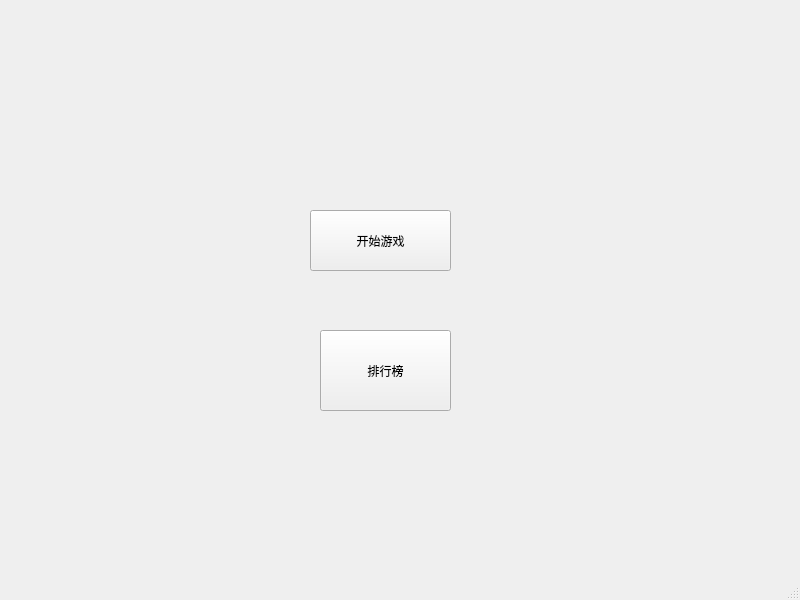
Old version of the form mainwindow.ui in the repository YTGhost/LLK.
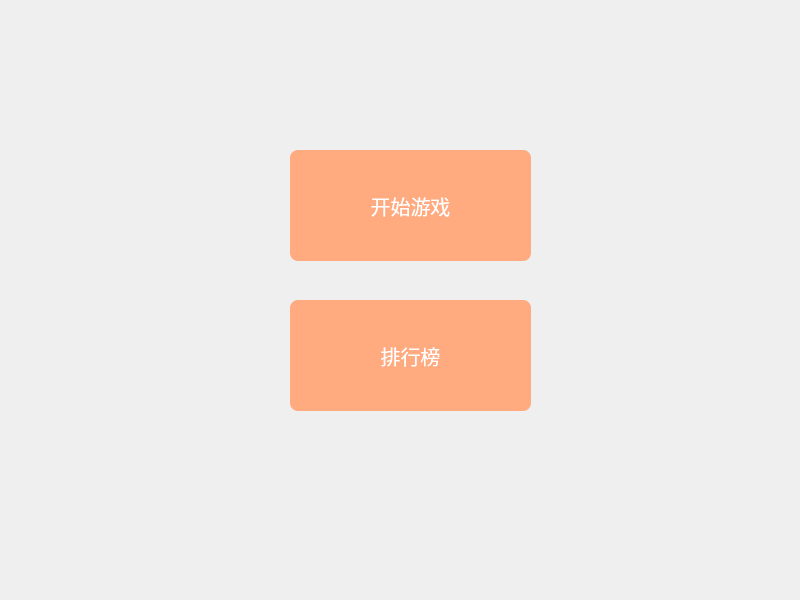
New version of the form. Icons and pictures are not drawn.

Commit message: 完成主界面和选择难度界面样式整合

The edit to the form file:
```diff
--- a/mainwindow.ui
+++ b/mainwindow.ui
@@ -14,32 +14,122 @@
    <string>MainWindow</string>
   </property>
   <widget class="QWidget" name="centralwidget">
-   <widget class="QPushButton" name="playBtn">
+   <widget class="QLabel" name="label">
     <property name="geometry">
      <rect>
-      <x>310</x>
-      <y>210</y>
-      <width>141</width>
-      <height>61</height>
+      <x>0</x>
+      <y>0</y>
+      <width>800</width>
+      <height>600</height>
      </rect>
     </property>
+    <property name="styleSheet">
+     <string notr="true">background-image: url(:/pic/background/background.jpg);</string>
+    </property>
     <property name="text">
-     <string>开始游戏</string>
+     <string/>
     </property>
    </widget>
    <widget class="QPushButton" name="rankBtn">
     <property name="geometry">
      <rect>
-      <x>320</x>
-      <y>330</y>
-      <width>131</width>
-      <height>81</height>
+      <x>290</x>
+      <y>300</y>
+      <width>241</width>
+      <height>111</height>
      </rect>
     </property>
+    <property name="styleSheet">
+     <string notr="true">QPushButton
+{
+    /*字体为微软雅黑*/
+    font-family:Microsoft Yahei;
+    /*字体大小为20点*/
+    font-size:15pt;
+    /*字体颜色为白色*/    
+    color:white;
+    /*背景颜色*/  
+    background-color:rgb(255, 170, 127);
+    /*边框圆角半径为8像素*/ 
+    border-radius:8px;
+}
+
+/*按钮停留态*/
+QPushButton:hover
+{
+    /*背景颜色*/  
+
+	background-color: rgb(255, 170, 0);
+}
+
+/*按钮按下态*/
+QPushButton:pressed
+{
+    /*背景颜色*/  
+	background-color: rgb(255, 170, 127);
+    /*左内边距为3像素，让按下时字向右移动3像素*/  
+    padding-left:3px;
+    /*上内边距为3像素，让按下时字向下移动3像素*/  
+    padding-top:3px;
+}</string>
+    </property>
     <property name="text">
      <string>排行榜</string>
     </property>
    </widget>
+   <widget class="QPushButton" name="playBtn">
+    <property name="geometry">
+     <rect>
+      <x>290</x>
+      <y>150</y>
+      <width>241</width>
+      <height>111</height>
+     </rect>
+    </property>
+    <property name="font">
+     <font>
+      <family>Microsoft Yahei</family>
+      <pointsize>15</pointsize>
+     </font>
+    </property>
+    <property name="styleSheet">
+     <string notr="true">QPushButton
+{
+    /*字体为微软雅黑*/
+    font-family:Microsoft Yahei;
+    /*字体大小为20点*/
+    font-size:15pt;
+    /*字体颜色为白色*/    
+    color:white;
+    /*背景颜色*/  
+    background-color:rgb(255, 170, 127);
+    /*边框圆角半径为8像素*/ 
+    border-radius:8px;
+}
+
+/*按钮停留态*/
+QPushButton:hover
+{
+    /*背景颜色*/  
+
+	background-color: rgb(255, 170, 0);
+}
+
+/*按钮按下态*/
+QPushButton:pressed
+{
+    /*背景颜色*/  
+	background-color: rgb(255, 170, 127);
+    /*左内边距为3像素，让按下时字向右移动3像素*/  
+    padding-left:3px;
+    /*上内边距为3像素，让按下时字向下移动3像素*/  
+    padding-top:3px;
+}</string>
+    </property>
+    <property name="text">
+     <string>开始游戏</string>
+    </property>
+   </widget>
   </widget>
   <widget class="QMenuBar" name="menubar">
    <property name="geometry">
@@ -51,7 +141,6 @@
     </rect>
    </property>
   </widget>
-  <widget class="QStatusBar" name="statusbar"/>
  </widget>
  <resources/>
  <connections/>
```
The commit also changes 4 other files.
